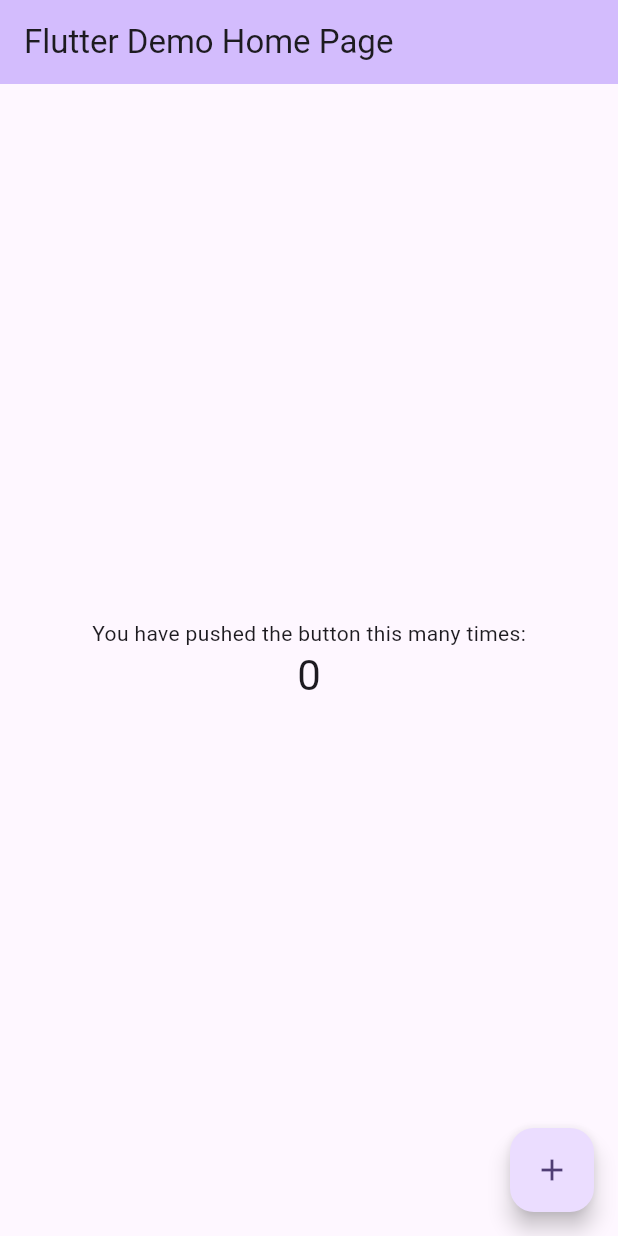
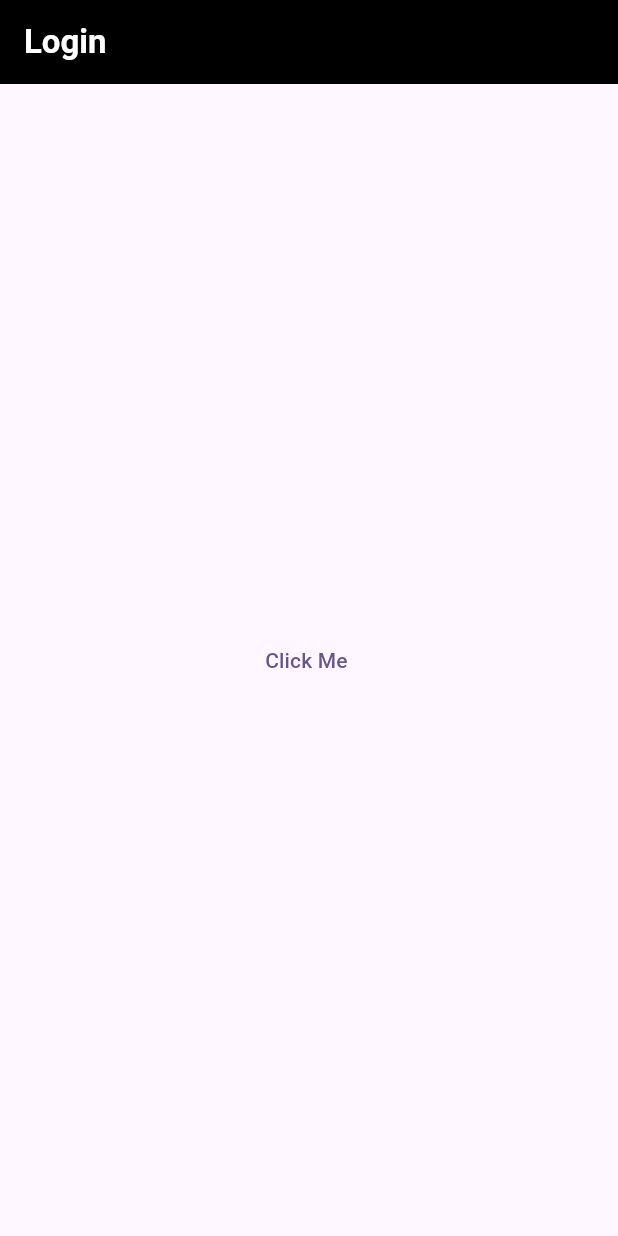
Before and after one commit to singhSumit6/mvvm_provider, a Flutter app: the screen it shows after launch, on a phone screen of 412 x 824 dp. Run offline on Flutter 3.47's test engine with Material 3 defaults, Android fonts, the phone set to English and light mode, and no system bars.

Commit message:
Route Added

```diff
--- a/lib/main.dart
+++ b/lib/main.dart
@@ -1,4 +1,6 @@
 import 'package:flutter/material.dart';
+import 'package:mvvm_provider/utils/routes/routes.dart';
+import 'package:mvvm_provider/utils/routes/routes_name.dart';
 
 void main() {
   runApp(const MyApp());
@@ -13,113 +15,16 @@ class MyApp extends StatelessWidget {
     return MaterialApp(
       title: 'Flutter Demo',
       theme: ThemeData(
-        // This is the theme of your application.
-        //
-        // TRY THIS: Try running your application with "flutter run". You'll see
-        // the application has a purple toolbar. Then, without quitting the app,
-        // try changing the seedColor in the colorScheme below to Colors.green
-        // and then invoke "hot reload" (save your changes or press the "hot
-        // reload" button in a Flutter-supported IDE, or press "r" if you used
-        // the command line to start the app).
-        //
-        // Notice that the counter didn't reset back to zero; the application
-        // state is not lost during the reload. To reset the state, use hot
-        // restart instead.
-        //
-        // This works for code too, not just values: Most code changes can be
-        // tested with just a hot reload.
-        colorScheme: ColorScheme.fromSeed(seedColor: Colors.deepPurple),
-        useMaterial3: true,
+        appBarTheme: const AppBarTheme(
+            backgroundColor: Colors.black,
+            titleTextStyle: TextStyle(
+                color: Colors.white,
+                fontWeight: FontWeight.bold,
+                fontSize: 22)),
+        useMaterial3: true, colorScheme: ColorScheme.fromSeed(seedColor: Colors.deepPurple).copyWith(background: const Color.fromARGB(255, 0, 0, 0))
       ),
-      home: const MyHomePage(title: 'Flutter Demo Home Page'),
+      initialRoute: RoutesName.login,
+      onGenerateRoute: Routes.generateRoute,
     );
   }
 }
-
-class MyHomePage extends StatefulWidget {
-  const MyHomePage({super.key, required this.title});
-
-  // This widget is the home page of your application. It is stateful, meaning
-  // that it has a State object (defined below) that contains fields that affect
-  // how it looks.
-
-  // This class is the configuration for the state. It holds the values (in this
-  // case the title) provided by the parent (in this case the App widget) and
-  // used by the build method of the State. Fields in a Widget subclass are
-  // always marked "final".
-
-  final String title;
-
-  @override
-  State<MyHomePage> createState() => _MyHomePageState();
-}
-
-class _MyHomePageState extends State<MyHomePage> {
-  int _counter = 0;
-
-  void _incrementCounter() {
-    setState(() {
-      // This call to setState tells the Flutter framework that something has
-      // changed in this State, which causes it to rerun the build method below
-      // so that the display can reflect the updated values. If we changed
-      // _counter without calling setState(), then the build method would not be
-      // called again, and so nothing would appear to happen.
-      _counter++;
-    });
-  }
-
-  @override
-  Widget build(BuildContext context) {
-    // This method is rerun every time setState is called, for instance as done
-    // by the _incrementCounter method above.
-    //
-    // The Flutter framework has been optimized to make rerunning build methods
-    // fast, so that you can just rebuild anything that needs updating rather
-    // than having to individually change instances of widgets.
-    return Scaffold(
-      appBar: AppBar(
-        // TRY THIS: Try changing the color here to a specific color (to
-        // Colors.amber, perhaps?) and trigger a hot reload to see the AppBar
-        // change color while the other colors stay the same.
-        backgroundColor: Theme.of(context).colorScheme.inversePrimary,
-        // Here we take the value from the MyHomePage object that was created by
-        // the App.build method, and use it to set our appbar title.
-        title: Text(widget.title),
-      ),
-      body: Center(
-        // Center is a layout widget. It takes a single child and positions it
-        // in the middle of the parent.
-        child: Column(
-          // Column is also a layout widget. It takes a list of children and
-          // arranges them vertically. By default, it sizes itself to fit its
-          // children horizontally, and tries to be as tall as its parent.
-          //
-          // Column has various properties to control how it sizes itself and
-          // how it positions its children. Here we use mainAxisAlignment to
-          // center the children vertically; the main axis here is the vertical
-          // axis because Columns are vertical (the cross axis would be
-          // horizontal).
-          //
-          // TRY THIS: Invoke "debug painting" (choose the "Toggle Debug Paint"
-          // action in the IDE, or press "p" in the console), to see the
-          // wireframe for each widget.
-          mainAxisAlignment: MainAxisAlignment.center,
-          children: <Widget>[
-            const Text(
-              'You have pushed the button this many times:',
-            ),
-            Text(
-              '$_counter',
-              style: Theme.of(context).textTheme.headlineMedium,
-            ),
-          ],
-        ),
-      ),
-      floatingActionButton: FloatingActionButton(
-        onPressed: _incrementCounter,
-        tooltip: 'Increment',
-        child: const Icon(Icons.add),
-      ), // This trailing comma makes auto-formatting nicer for build methods.
-    );
-  }
-}
--- /dev/null
+++ b/lib/utils/routes/routes.dart
@@ -0,0 +1,23 @@
+import 'package:flutter/material.dart';
+import 'package:mvvm_provider/utils/routes/routes_name.dart';
+import 'package:mvvm_provider/view/home_screen.dart';
+import 'package:mvvm_provider/view/login_screen.dart';
+
+class Routes {
+  static Route<dynamic> generateRoute(RouteSettings settings) {
+    switch (settings.name) {
+      case RoutesName.home:
+        return MaterialPageRoute(
+            builder: (BuildContext context) => const HomeScreen());
+      case RoutesName.login:
+        return MaterialPageRoute(
+            builder: (BuildContext context) => const LoginScreen());
+      default:
+        return MaterialPageRoute(builder: (_) {
+          return const Scaffold(
+            body: Center(child: Text("No Route Defined.")),
+          );
+        });
+    }
+  }
+}
--- /dev/null
+++ b/lib/utils/routes/routes_name.dart
@@ -0,0 +1,5 @@
+class RoutesName{
+
+   static const login = 'login';
+   static const home = 'home';
+}
--- /dev/null
+++ b/lib/view/home_screen.dart
@@ -0,0 +1,15 @@
+import 'package:flutter/material.dart';
+
+class HomeScreen extends StatefulWidget {
+  const HomeScreen({super.key});
+
+  @override
+  State<HomeScreen> createState() => _HomeScreenState();
+}
+
+class _HomeScreenState extends State<HomeScreen> {
+  @override
+  Widget build(BuildContext context) {
+    return const Placeholder();
+  }
+}
--- /dev/null
+++ b/lib/view/login_screen.dart
@@ -0,0 +1,22 @@
+import 'package:flutter/material.dart';
+import 'package:mvvm_provider/utils/routes/routes_name.dart';
+
+class LoginScreen extends StatefulWidget {
+  const LoginScreen({super.key});
+
+  @override
+  State<LoginScreen> createState() => _LoginScreenState();
+}
+
+class _LoginScreenState extends State<LoginScreen> {
+  @override
+  Widget build(BuildContext context) {
+    return Scaffold(
+      appBar: AppBar(title: const Text('Login')),
+      body: Center(
+          child: TextButton(
+              onPressed: () => Navigator.pushNamed(context, RoutesName.home),
+              child: const Text("Click Me "))),
+    );
+  }
+}
```
Also changed, not shown: 1 other file.
